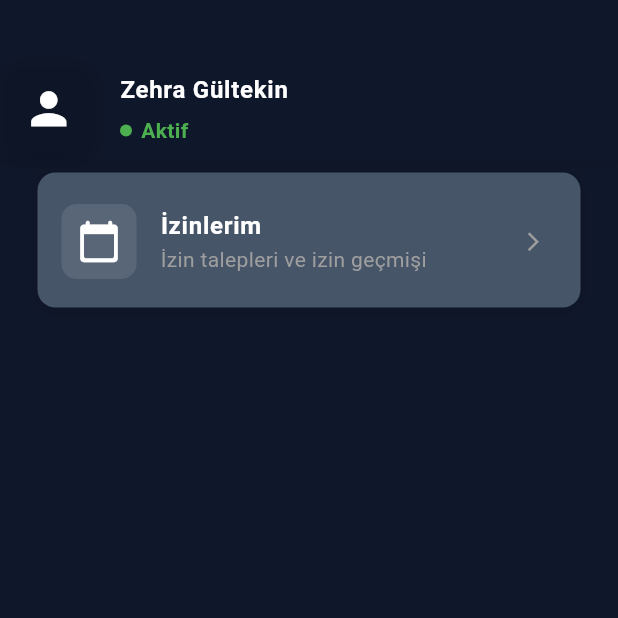
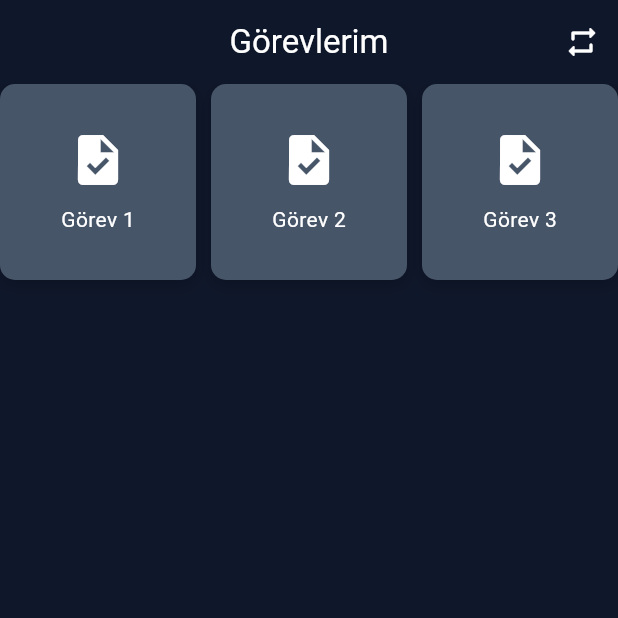
Before and after one commit to zehraGultekin/taskforuszg, a Flutter app: the screen it shows after launch, on a phone screen of 412 x 824 dp, the top half of it. Run offline on Flutter 3.47's test engine with Material 3 defaults, Android fonts, the phone set to English and light mode, and no system bars.

Commit message:
İlk commit

```diff
--- a/lib/core/widgets/appbar.dart
+++ b/lib/core/widgets/appbar.dart
@@ -1,29 +1,25 @@
 import 'package:flutter/material.dart';
-
 class CustomAppBar extends StatelessWidget implements PreferredSizeWidget {
   final String title;
-  final List<Widget>? leading;
-  final double? height;
+  final Color backgroundColor;
+  final Color textColor;
+  final double height;
+  final Widget? leading;
+  final List<Widget>? actions;
 
-  const CustomAppBar({
-    super.key,
-    required this.title,
-    this.leading,
-    this.height,
-  });
 
+
+   const CustomAppBar({super.key, required this.title, required this.backgroundColor,required this.textColor, required this.height, this.leading, this.actions,});
+  @override
+  Size get preferredSize => Size.fromHeight(height);
   @override
   Widget build(BuildContext context) {
     return AppBar(
-      title: Text(title),
-      leading: leading != null && leading!.isNotEmpty
-          ? Row(
-              children: leading!,
-            )
-          : null,
-    );
+      centerTitle: true,
+      title: Text(title,style: TextStyle(color: textColor),),
+      backgroundColor: backgroundColor,
+      toolbarHeight: height,
+      leading: leading,
+      actions: actions,);
   }
-
-  @override
-  Size get preferredSize => Size.fromHeight(height ?? kToolbarHeight);
 }
--- a/lib/features/task/task_view.dart
+++ b/lib/features/task/task_view.dart
@@ -0,0 +1,79 @@
+import 'package:flutter/material.dart';
+import 'package:taskforuszehra/core/widgets/appbar.dart';
+
+class TaskView extends StatefulWidget {
+  const TaskView({super.key});
+
+  @override
+  State<TaskView> createState() => _TaskViewState();
+}
+
+class _TaskViewState extends State<TaskView> {
+  @override
+  Widget build(BuildContext context) {
+    return  Scaffold(
+      backgroundColor: Theme.of(context).colorScheme.primary,
+      appBar: CustomAppBar(
+        title: 'Görevlerim',
+        backgroundColor: Theme.of(context).colorScheme.primary,
+        textColor: Colors.white,
+        height: 56.0,
+        actions: [
+          IconButton(
+            icon: Icon(Icons.repeat_rounded, color: Colors.white),
+            onPressed: () {
+            },
+          ),
+        ],
+      ),
+      body: Column(
+        children: [
+          Expanded(
+            child: GridView.builder(
+              gridDelegate: const SliverGridDelegateWithFixedCrossAxisCount(
+                crossAxisCount: 3,
+                crossAxisSpacing: 10.0,
+                mainAxisSpacing: 10.0,
+              ),
+              itemCount: 3,
+              itemBuilder: (context, index) {
+                return Container(
+                  decoration: BoxDecoration(
+                    color: Theme.of(context).colorScheme.surface,
+                    borderRadius: BorderRadius.circular(10),
+                    boxShadow: [
+                      BoxShadow(
+                        color: Theme.of(context).colorScheme.shadow.withAlpha(
+                          50,
+                        ),
+                        blurRadius: 8,
+                        offset: const Offset(0, 3),
+                      ),
+                    ],
+                  ),
+                  alignment: Alignment.center,
+                  child: Column(
+                    mainAxisAlignment: MainAxisAlignment.center,
+                    children: [
+                      Icon(
+                        Icons.task,
+                        size: 40,
+                        color: Theme.of(context).colorScheme.onSurface,
+                      ),
+                      const SizedBox(height: 10),
+                      Text(
+                        'Görev ${index + 1}',
+                        style: Theme.of(context).textTheme.bodyMedium?.copyWith(
+                          color: Theme.of(context).colorScheme.onSurface,
+                        ),
+                      ),
+                    ],
+                  ),
+                );
+              },
+            ),
+          )],
+      )
+    );
+  }
+}
--- a/lib/main.dart
+++ b/lib/main.dart
@@ -3,6 +3,7 @@
 import 'package:flutter/material.dart';
 import 'package:taskforuszehra/core/theme/app_theme.dart';
 import 'package:taskforuszehra/features/home/view/home_view.dart';
+import 'package:taskforuszehra/features/task/task_view.dart';
 
 void main() {
   runApp(const MainApp());
@@ -22,7 +23,7 @@ class _MainAppState extends State<MainApp> {
       debugShowCheckedModeBanner: false,
       title: "Task for Us Zehra",
       theme: AppTheme.theme,
-      home: HomeView()
+      home: TaskView()
     );
   }
 }
```
